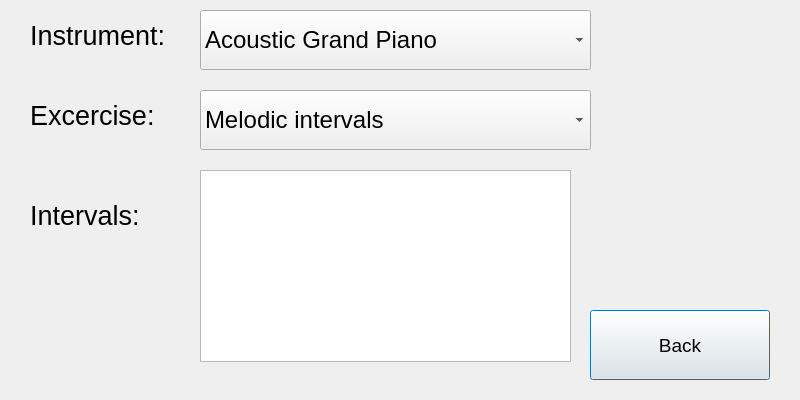
Old version of the form settings_dialog.ui in the repository surlykke/pitchtrainer.
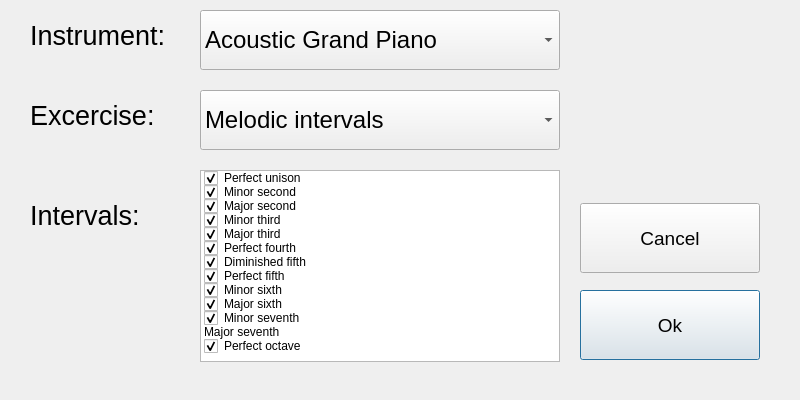
New version of the form.

Commit message: Settings for excercise type and which intervals implemented

```diff
--- a/settings_dialog.ui
+++ b/settings_dialog.ui
@@ -16,8 +16,8 @@
   <widget class="QPushButton" name="backButton">
    <property name="geometry">
     <rect>
-     <x>590</x>
-     <y>310</y>
+     <x>580</x>
+     <y>290</y>
      <width>180</width>
      <height>70</height>
     </rect>
@@ -28,7 +28,7 @@
     </font>
    </property>
    <property name="text">
-    <string>Back</string>
+    <string>Ok</string>
    </property>
   </widget>
   <widget class="QLabel" name="label">
@@ -54,7 +54,7 @@
     <rect>
      <x>200</x>
      <y>10</y>
-     <width>391</width>
+     <width>360</width>
      <height>60</height>
     </rect>
    </property>
@@ -505,7 +505,7 @@
     <rect>
      <x>200</x>
      <y>90</y>
-     <width>391</width>
+     <width>360</width>
      <height>60</height>
     </rect>
    </property>
@@ -535,9 +535,131 @@
     <rect>
      <x>200</x>
      <y>170</y>
-     <width>371</width>
+     <width>360</width>
      <height>192</height>
     </rect>
+   </property>
+   <property name="selectionMode">
+    <enum>QAbstractItemView::NoSelection</enum>
+   </property>
+   <item>
+    <property name="text">
+     <string>Perfect unison</string>
+    </property>
+    <property name="checkState">
+     <enum>Checked</enum>
+    </property>
+   </item>
+   <item>
+    <property name="text">
+     <string>Minor second</string>
+    </property>
+    <property name="checkState">
+     <enum>Checked</enum>
+    </property>
+   </item>
+   <item>
+    <property name="text">
+     <string>Major second</string>
+    </property>
+    <property name="checkState">
+     <enum>Checked</enum>
+    </property>
+   </item>
+   <item>
+    <property name="text">
+     <string>Minor third</string>
+    </property>
+    <property name="checkState">
+     <enum>Checked</enum>
+    </property>
+   </item>
+   <item>
+    <property name="text">
+     <string>Major third</string>
+    </property>
+    <property name="checkState">
+     <enum>Checked</enum>
+    </property>
+   </item>
+   <item>
+    <property name="text">
+     <string>Perfect fourth</string>
+    </property>
+    <property name="checkState">
+     <enum>Checked</enum>
+    </property>
+   </item>
+   <item>
+    <property name="text">
+     <string>Diminished fifth</string>
+    </property>
+    <property name="checkState">
+     <enum>Checked</enum>
+    </property>
+   </item>
+   <item>
+    <property name="text">
+     <string>Perfect fifth</string>
+    </property>
+    <property name="checkState">
+     <enum>Checked</enum>
+    </property>
+   </item>
+   <item>
+    <property name="text">
+     <string>Minor sixth</string>
+    </property>
+    <property name="checkState">
+     <enum>Checked</enum>
+    </property>
+   </item>
+   <item>
+    <property name="text">
+     <string>Major sixth</string>
+    </property>
+    <property name="checkState">
+     <enum>Checked</enum>
+    </property>
+   </item>
+   <item>
+    <property name="text">
+     <string>Minor seventh</string>
+    </property>
+    <property name="checkState">
+     <enum>Checked</enum>
+    </property>
+   </item>
+   <item>
+    <property name="text">
+     <string>Major seventh</string>
+    </property>
+   </item>
+   <item>
+    <property name="text">
+     <string>Perfect octave</string>
+    </property>
+    <property name="checkState">
+     <enum>Checked</enum>
+    </property>
+   </item>
+  </widget>
+  <widget class="QPushButton" name="cancelButton">
+   <property name="geometry">
+    <rect>
+     <x>580</x>
+     <y>203</y>
+     <width>180</width>
+     <height>70</height>
+    </rect>
+   </property>
+   <property name="font">
+    <font>
+     <pointsize>14</pointsize>
+    </font>
+   </property>
+   <property name="text">
+    <string>Cancel</string>
    </property>
   </widget>
  </widget>
```
Left out of the diff: 2 changed lines with no effect on the pictures. The commit also changes 8 other files.
